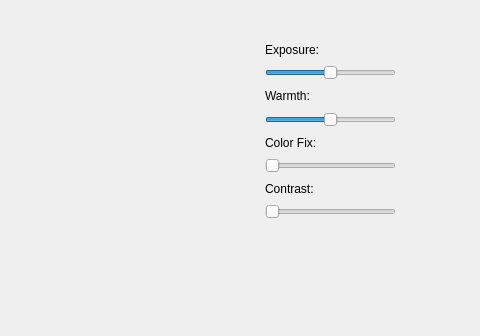
Old version of the form phote.ui in the repository MichaelMarkovsky/phote; both pictures show x 885 to 1365 and y 0 to 336 of the 1365 by 648 pixel window.
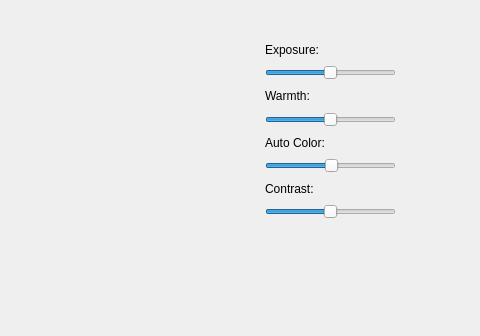
New version of the form.

Commit message: MODIFED: preview is downscaled and faster

```diff
--- a/phote.ui
+++ b/phote.ui
@@ -128,12 +128,15 @@
      <item>
       <widget class="QLabel" name="label_5">
        <property name="text">
-        <string>Color Fix:</string>
+        <string>Auto Color:</string>
        </property>
       </widget>
      </item>
      <item>
-      <widget class="QSlider" name="horizontalSlider_3">
+      <widget class="QSlider" name="colorFixSlider">
+       <property name="value">
+        <number>50</number>
+       </property>
        <property name="orientation">
         <enum>Qt::Orientation::Horizontal</enum>
        </property>
@@ -154,6 +157,9 @@
        <property name="maximum">
         <number>100</number>
        </property>
+       <property name="value">
+        <number>50</number>
+       </property>
        <property name="orientation">
         <enum>Qt::Orientation::Horizontal</enum>
        </property>
```
Left out of the diff: 2 changed lines with no effect on the pictures. The commit also changes 1 other file.
